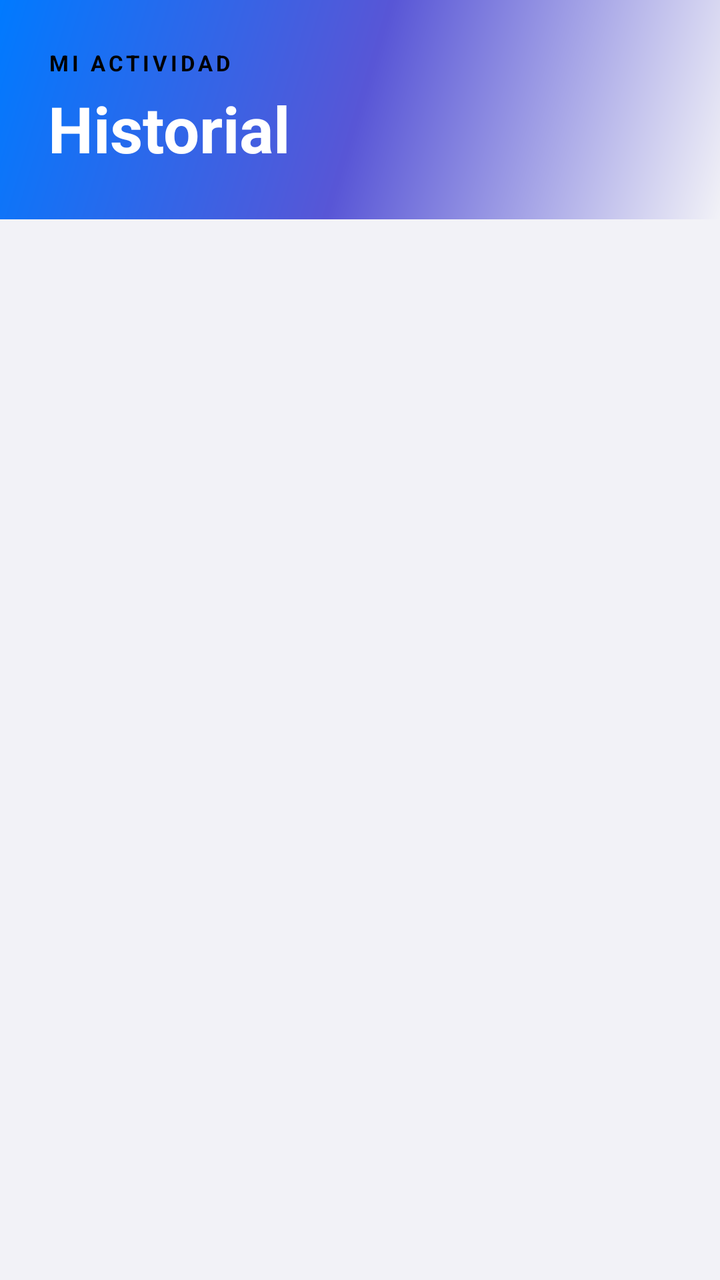
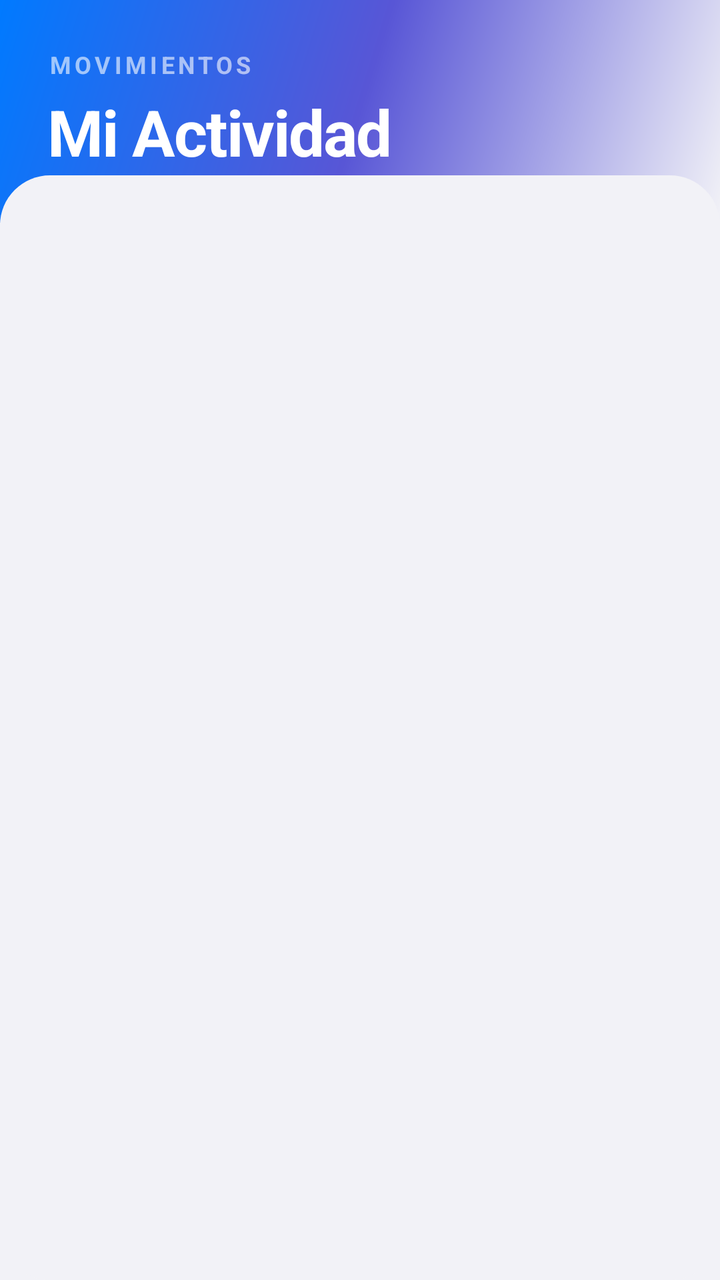

Compare the two renders of this Android layout. The source of the first and the diff that turns it into the second are given below.
<!-- AndroidManifest.xml: application theme Theme.ActividadMenu -->
<!-- res/layout/fragment_historial.xml -->
<?xml version="1.0" encoding="utf-8"?>
<androidx.coordinatorlayout.widget.CoordinatorLayout xmlns:android="http://schemas.android.com/apk/res/android"
    xmlns:app="http://schemas.android.com/apk/res-auto"
    android:layout_width="match_parent"
    android:layout_height="match_parent"
    android:background="@color/background">

    <com.google.android.material.appbar.AppBarLayout
        android:layout_width="match_parent"
        android:layout_height="wrap_content"
        android:background="@android:color/transparent"
        app:elevation="0dp">

        <com.google.android.material.appbar.CollapsingToolbarLayout
            android:layout_width="match_parent"
            android:layout_height="wrap_content"
            app:layout_scrollFlags="scroll|exitUntilCollapsed">

            <LinearLayout
                android:layout_width="match_parent"
                android:layout_height="wrap_content"
                android:background="@drawable/header_gradient"
                android:orientation="vertical"
                android:padding="24dp"
                android:paddingTop="64dp"
                android:paddingBottom="48dp">

                <TextView
                    android:layout_width="wrap_content"
                    android:layout_height="wrap_content"
                    android:text="MI ACTIVIDAD"
                    android:textColor="@color/text_primary"
                    android:textSize="11sp"
                    android:textStyle="bold"
                    android:letterSpacing="0.15" />

                <TextView
                    android:layout_width="wrap_content"
                    android:layout_height="wrap_content"
                    android:text="Historial"
                    android:textColor="@color/white"
                    android:textSize="32sp"
                    android:textStyle="bold"
                    android:layout_marginTop="4dp" />

            </LinearLayout>
        </com.google.android.material.appbar.CollapsingToolbarLayout>
    </com.google.android.material.appbar.AppBarLayout>

    <androidx.recyclerview.widget.RecyclerView
        android:id="@+id/rvHistorial"
        android:layout_width="match_parent"
        android:layout_height="match_parent"
        android:clipToPadding="false"
        android:paddingTop="12dp"
        android:paddingBottom="80dp"
        android:layout_marginTop="-24dp"
        android:layoutAnimation="@anim/layout_animation_fall_down"
        app:layout_behavior="@string/appbar_scrolling_view_behavior" />

    <LinearLayout
        android:id="@+id/layoutEmptyHistorial"
        android:layout_width="wrap_content"
        android:layout_height="wrap_content"
        android:layout_gravity="center"
        android:gravity="center"
        android:orientation="vertical"
        android:visibility="gone">

        <TextView
            android:layout_width="wrap_content"
            android:layout_height="wrap_content"
            android:text="Sin movimientos"
            android:textColor="@color/text_secondary"
            android:textSize="16sp"
            android:textStyle="bold" />
            
        <TextView
            android:layout_width="wrap_content"
            android:layout_height="wrap_content"
            android:text="Tus ventas y compras aparecerán aquí"
            android:textColor="@color/text_hint"
            android:textSize="14sp" />
    </LinearLayout>

</androidx.coordinatorlayout.widget.CoordinatorLayout>
<!-- resources referenced by this layout -->
<resources>
  <color name="background">#F2F2F7</color>
  <color name="text_hint">#8E8E93</color>
  <color name="text_primary">#000000</color>
  <color name="text_secondary">#3A3A3C</color>
  <color name="white">#FFFFFFFF</color>
  <!-- drawable header_gradient (drawable) -->
  <?xml version="1.0" encoding="utf-8"?>
  <shape xmlns:android="http://schemas.android.com/apk/res/android">
      <gradient
          android:angle="315"
          android:startColor="@color/grad_start"
          android:centerColor="@color/grad_center"
          android:endColor="@color/grad_end"
          android:type="linear" />
  </shape>
  <style name="Theme.ActividadMenu" parent="Base.Theme.ActividadMenu" />
  <color name="grad_start">#007AFF</color>
  <color name="grad_center">#5856D6</color>
  <color name="grad_end">#F2F2F7</color>
  <style name="Base.Theme.ActividadMenu" parent="Theme.Material3.DayNight.NoActionBar">
          <item name="colorPrimary">@color/primary</item>
          <item name="colorPrimaryDark">@color/primary_dark</item>
          <item name="colorOnPrimary">@color/text_on_primary</item>
          
          
          <item name="colorSurface">@color/surface</item>
          <item name="colorSurfaceVariant">@color/surface_variant</item>
          <item name="colorOnSurface">@color/text_primary</item>
          <item name="colorOnSurfaceVariant">@color/text_secondary</item>
          <item name="colorOutline">@color/divider</item>
  
          <item name="android:statusBarColor">@color/primary</item>
          <item name="android:windowLightStatusBar">true</item>
          <item name="android:navigationBarColor">@color/background</item>
      </style>
  <color name="primary">#007AFF</color>
  <color name="primary_dark">#0056B3</color>
  <color name="text_on_primary">#FFFFFF</color>
  <color name="surface">#FFFFFF</color>
  <color name="surface_variant">#E5E5EA</color>
  <color name="divider">#C6C6C8</color>
</resources>

<!-- the commit's change to res/layout/fragment_historial.xml (unified diff, before → after) -->
@@ -1,6 +1,7 @@
 <?xml version="1.0" encoding="utf-8"?>
 <androidx.coordinatorlayout.widget.CoordinatorLayout xmlns:android="http://schemas.android.com/apk/res/android"
     xmlns:app="http://schemas.android.com/apk/res-auto"
+    xmlns:tools="http://schemas.android.com/tools"
     android:layout_width="match_parent"
     android:layout_height="match_parent"
     android:background="@color/background">
@@ -11,40 +12,36 @@
         android:background="@android:color/transparent"
         app:elevation="0dp">
 
-        <com.google.android.material.appbar.CollapsingToolbarLayout
+        <LinearLayout
             android:layout_width="match_parent"
             android:layout_height="wrap_content"
-            app:layout_scrollFlags="scroll|exitUntilCollapsed">
+            android:background="@drawable/header_gradient"
+            android:orientation="vertical"
+            android:padding="24dp"
+            android:paddingTop="60dp"
+            android:paddingBottom="40dp">
 
-            <LinearLayout
-                android:layout_width="match_parent"
+            <TextView
+                android:layout_width="wrap_content"
                 android:layout_height="wrap_content"
-                android:background="@drawable/header_gradient"
-                android:orientation="vertical"
-                android:padding="24dp"
-                android:paddingTop="64dp"
-                android:paddingBottom="48dp">
+                android:text="MOVIMIENTOS"
+                android:textColor="@color/white"
+                android:alpha="0.6"
+                android:textSize="12sp"
+                android:textStyle="bold"
+                android:letterSpacing="0.15" />
 
-                <TextView
-                    android:layout_width="wrap_content"
-                    android:layout_height="wrap_content"
-                    android:text="MI ACTIVIDAD"
-                    android:textColor="@color/text_primary"
-                    android:textSize="11sp"
-                    android:textStyle="bold"
-                    android:letterSpacing="0.15" />
+            <TextView
+                android:layout_width="wrap_content"
+                android:layout_height="wrap_content"
+                android:text="Mi Actividad"
+                android:textColor="@color/white"
+                android:textSize="32sp"
+                android:textStyle="bold"
+                android:layout_marginTop="4dp"
+                android:letterSpacing="-0.02" />
 
-                <TextView
-                    android:layout_width="wrap_content"
-                    android:layout_height="wrap_content"
-                    android:text="Historial"
-                    android:textColor="@color/white"
-                    android:textSize="32sp"
-                    android:textStyle="bold"
-                    android:layout_marginTop="4dp" />
-
-            </LinearLayout>
-        </com.google.android.material.appbar.CollapsingToolbarLayout>
+        </LinearLayout>
     </com.google.android.material.appbar.AppBarLayout>
 
     <androidx.recyclerview.widget.RecyclerView
@@ -52,35 +49,140 @@
         android:layout_width="match_parent"
         android:layout_height="match_parent"
         android:clipToPadding="false"
-        android:paddingTop="12dp"
-        android:paddingBottom="80dp"
+        android:paddingTop="20dp"
+        android:paddingBottom="100dp"
         android:layout_marginTop="-24dp"
-        android:layoutAnimation="@anim/layout_animation_fall_down"
-        app:layout_behavior="@string/appbar_scrolling_view_behavior" />
+        android:background="@drawable/search_bg"
+        android:backgroundTint="@color/background"
+        app:layout_behavior="@string/appbar_scrolling_view_behavior"
+        tools:listitem="@layout/item_transaccion" />
 
     <LinearLayout
         android:id="@+id/layoutEmptyHistorial"
-        android:layout_width="wrap_content"
+        android:layout_width="match_parent"
         android:layout_height="wrap_content"
         android:layout_gravity="center"
         android:gravity="center"
         android:orientation="vertical"
+        android:padding="40dp"
         android:visibility="gone">
+
+        <ImageView
+            android:layout_width="140dp"
+            android:layout_height="140dp"
+            android:src="@android:drawable/ic_menu_recent_history"
+            app:tint="@color/primary"
+            android:alpha="0.2" />
 
         <TextView
             android:layout_width="wrap_content"
             android:layout_height="wrap_content"
-            android:text="Sin movimientos"
-            android:textColor="@color/text_secondary"
-            android:textSize="16sp"
+            android:layout_marginTop="20dp"
+            android:text="Sin movimientos aún"
+            android:textColor="@color/text_primary"
+            android:textSize="20sp"
             android:textStyle="bold" />
-            
+
         <TextView
             android:layout_width="wrap_content"
             android:layout_height="wrap_content"
-            android:text="Tus ventas y compras aparecerán aquí"
+            android:layout_marginTop="8dp"
+            android:text="Tus compras y ventas aparecerán aquí para que lleves el control"
             android:textColor="@color/text_hint"
-            android:textSize="14sp" />
+            android:textSize="14sp"
+            android:gravity="center" />
     </LinearLayout>
 
 </androidx.coordinatorlayout.widget.CoordinatorLayout>
+<!-- res/layout/item_transaccion.xml (included above) -->
+<?xml version="1.0" encoding="utf-8"?>
+<com.google.android.material.card.MaterialCardView xmlns:android="http://schemas.android.com/apk/res/android"
+    xmlns:app="http://schemas.android.com/apk/res-auto"
+    android:layout_width="match_parent"
+    android:layout_height="wrap_content"
+    android:layout_marginHorizontal="16dp"
+    android:layout_marginVertical="6dp"
+    app:cardCornerRadius="24dp"
+    app:cardElevation="0dp"
+    app:strokeWidth="1dp"
+    app:strokeColor="#10000000"
+    app:cardBackgroundColor="@color/surface">
+
+    <LinearLayout
+        android:layout_width="match_parent"
+        android:layout_height="wrap_content"
+        android:orientation="horizontal"
+        android:padding="16dp"
+        android:gravity="center_vertical">
+
+        
+        <com.google.android.material.card.MaterialCardView
+            android:id="@+id/cardIconType"
+            android:layout_width="52dp"
+            android:layout_height="52dp"
+            app:cardCornerRadius="26dp"
+            app:cardElevation="0dp"
+            app:cardBackgroundColor="#104CAF50">
+            <ImageView
+                android:id="@+id/ivTransType"
+                android:layout_width="22dp"
+                android:layout_height="22dp"
+                android:layout_gravity="center"
+                android:src="@android:drawable/ic_menu_send"
+                app:tint="#4CAF50" />
+        </com.google.android.material.card.MaterialCardView>
+
+        <LinearLayout
+            android:layout_width="0dp"
+            android:layout_height="wrap_content"
+            android:layout_weight="1"
+            android:layout_marginStart="16dp"
+            android:orientation="vertical">
+
+            <TextView
+                android:id="@+id/tvTransNombre"
+                android:layout_width="wrap_content"
+                android:layout_height="wrap_content"
+                android:text="Nombre Producto"
+                android:textSize="16sp"
+                android:textStyle="bold"
+                android:textColor="@color/text_primary"
+                android:letterSpacing="-0.01" />
+
+            <TextView
+                android:id="@+id/tvTransFecha"
+                android:layout_width="wrap_content"
+                android:layout_height="wrap_content"
+                android:text="25 Oct, 10:30 AM"
+                android:textSize="12sp"
+                android:textColor="@color/text_hint"
+                android:layout_marginTop="2dp" />
+        </LinearLayout>
+
+        <LinearLayout
+            android:layout_width="wrap_content"
+            android:layout_height="wrap_content"
+            android:orientation="vertical"
+            android:gravity="end">
+
+            <TextView
+                android:id="@+id/tvTransMonto"
+                android:layout_width="wrap_content"
+                android:layout_height="wrap_content"
+                android:text="+$150.00"
+                android:textSize="17sp"
+                android:textStyle="bold"
+                android:textColor="#4CAF50" />
+
+            <TextView
+                android:id="@+id/tvTransCant"
+                android:layout_width="wrap_content"
+                android:layout_height="wrap_content"
+                android:text="1 un."
+                android:textSize="11sp"
+                android:textColor="@color/text_hint"
+                android:alpha="0.8"
+                android:layout_marginTop="2dp" />
+        </LinearLayout>
+    </LinearLayout>
+</com.google.android.material.card.MaterialCardView>
<!-- resource entries referenced after the edit -->
@@ -15,6 +15,13 @@
           android:endColor="@color/grad_end"
           android:type="linear" />
   </shape>
+  <!-- drawable search_bg (drawable) -->
+  <?xml version="1.0" encoding="utf-8"?>
+  <shape xmlns:android="http://schemas.android.com/apk/res/android">
+      <solid android:color="@color/white" />
+      <corners android:radius="25dp" />
+      <padding android:left="16dp" android:right="16dp" />
+  </shape>
   <style name="Theme.ActividadMenu" parent="Base.Theme.ActividadMenu" />
   <color name="grad_start">#007AFF</color>
   <color name="grad_center">#5856D6</color>
@@ -23,14 +30,11 @@
           <item name="colorPrimary">@color/primary</item>
           <item name="colorPrimaryDark">@color/primary_dark</item>
           <item name="colorOnPrimary">@color/text_on_primary</item>
-          
-          
           <item name="colorSurface">@color/surface</item>
           <item name="colorSurfaceVariant">@color/surface_variant</item>
           <item name="colorOnSurface">@color/text_primary</item>
           <item name="colorOnSurfaceVariant">@color/text_secondary</item>
           <item name="colorOutline">@color/divider</item>
-  
           <item name="android:statusBarColor">@color/primary</item>
           <item name="android:windowLightStatusBar">true</item>
           <item name="android:navigationBarColor">@color/background</item>
